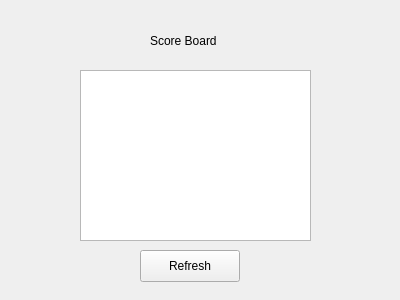
Old version of the form ChatClient/scoreboard.ui in the repository razanelbarougy/Cs-2-lab-project.
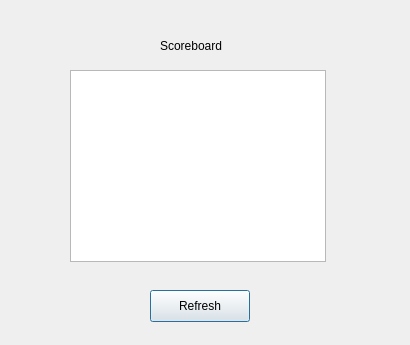
New version of the form.

Diff of the .ui file:
```diff
--- a/ChatClient/scoreboard.ui
+++ b/ChatClient/scoreboard.ui
@@ -1,13 +1,13 @@
 <?xml version="1.0" encoding="UTF-8"?>
 <ui version="4.0">
  <class>scoreboard</class>
- <widget class="QWidget" name="scoreboard">
+ <widget class="QDialog" name="scoreboard">
   <property name="geometry">
    <rect>
     <x>0</x>
     <y>0</y>
-    <width>400</width>
-    <height>300</height>
+    <width>410</width>
+    <height>345</height>
    </rect>
   </property>
   <property name="windowTitle">
@@ -16,31 +16,31 @@
   <widget class="QLabel" name="statusLabel">
    <property name="geometry">
     <rect>
-     <x>150</x>
+     <x>160</x>
      <y>30</y>
-     <width>111</width>
-     <height>21</height>
+     <width>101</width>
+     <height>31</height>
     </rect>
    </property>
    <property name="text">
-    <string>Score Board</string>
+    <string>Scoreboard</string>
    </property>
   </widget>
   <widget class="QListWidget" name="scoreListWidget">
    <property name="geometry">
     <rect>
-     <x>80</x>
+     <x>70</x>
      <y>70</y>
-     <width>231</width>
-     <height>171</height>
+     <width>256</width>
+     <height>192</height>
     </rect>
    </property>
   </widget>
   <widget class="QPushButton" name="refreshButton">
    <property name="geometry">
     <rect>
-     <x>140</x>
-     <y>250</y>
+     <x>150</x>
+     <y>290</y>
      <width>100</width>
      <height>32</height>
     </rect>
```
Left out of the diff: 2 changed lines with no effect on the pictures.
